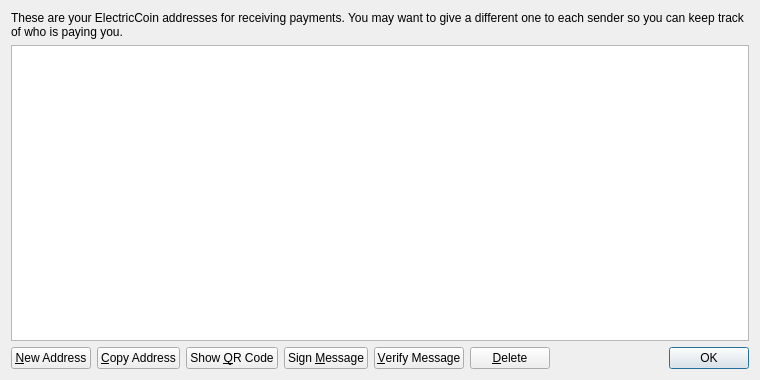
First picture: the form in src/qt/forms/addressbookpage.ui, repository HashCoin/ElectricCoin, before the edit.
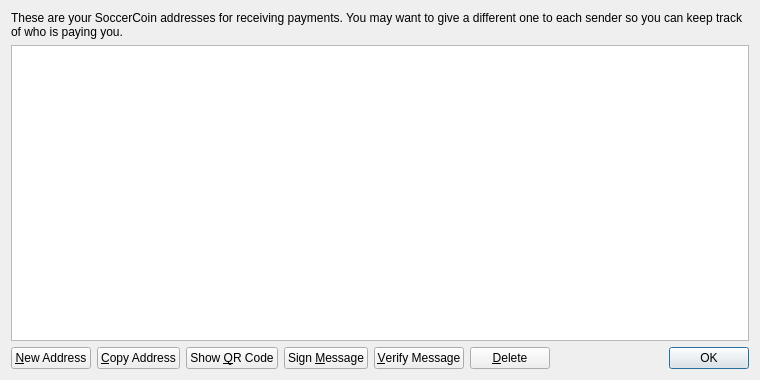
Second picture: the form after the edit. Icons and pictures are not drawn.

Diff of the .ui file:
```diff
--- a/src/qt/forms/addressbookpage.ui
+++ b/src/qt/forms/addressbookpage.ui
@@ -17,7 +17,7 @@
    <item>
     <widget class="QLabel" name="labelExplanation">
      <property name="text">
-      <string>These are your ElectricCoin addresses for receiving payments. You may want to give a different one to each sender so you can keep track of who is paying you.</string>
+      <string>These are your SoccerCoin addresses for receiving payments. You may want to give a different one to each sender so you can keep track of who is paying you.</string>
      </property>
      <property name="textFormat">
       <enum>Qt::PlainText</enum>
```
Left out of the diff: 4 changed lines with no effect on the pictures.
